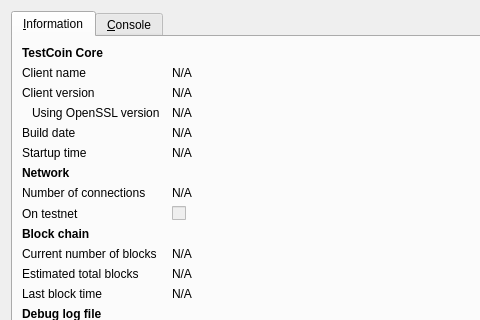
m4q4/CronoCoin, file src/qt/forms/rpcconsole.ui: the form before one commit; both pictures show x 0 to 480 and y 0 to 320 of the 740 by 461 pixel window.
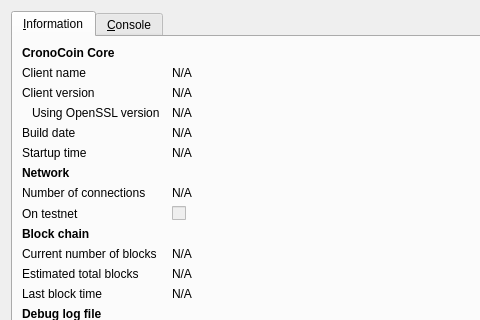
The form after the commit. Icons and pictures are not drawn.

Commit message: Rebrand to CronoCoin

What changed in the file:
```diff
--- a/src/qt/forms/rpcconsole.ui
+++ b/src/qt/forms/rpcconsole.ui
@@ -36,7 +36,7 @@
           </font>
          </property>
          <property name="text">
-          <string>TestCoin Core</string>
+          <string>CronoCoin Core</string>
          </property>
         </widget>
        </item>
```
Left out of the diff: 6 changed lines with no effect on the pictures. The commit also changes 127 other files.
